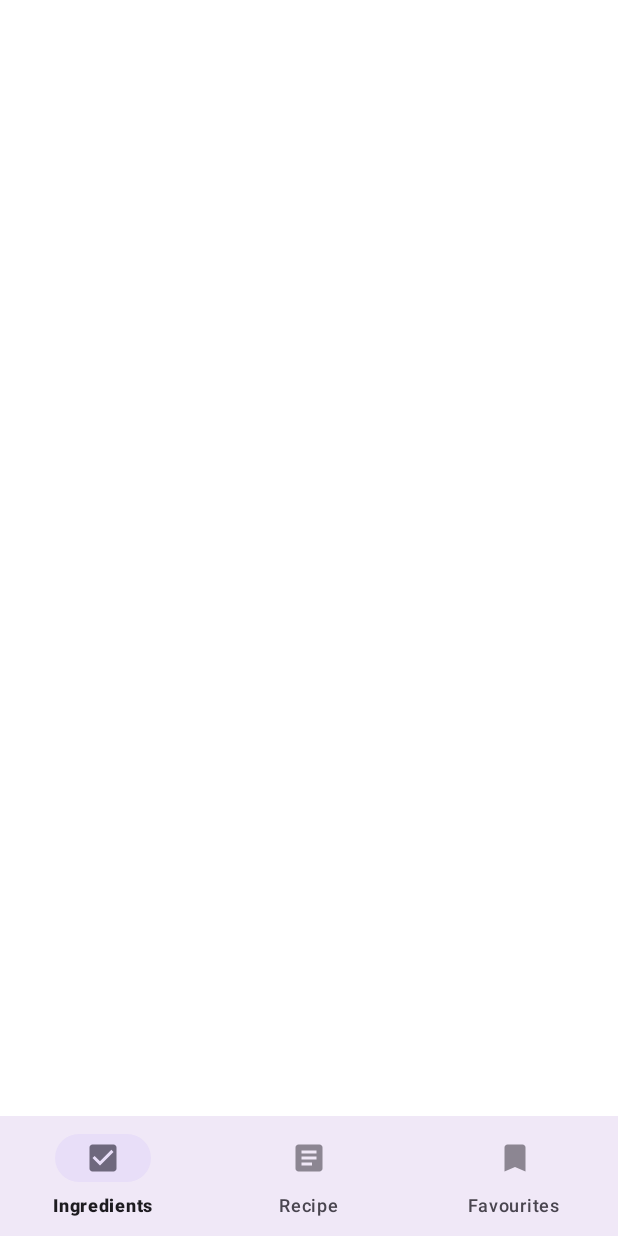
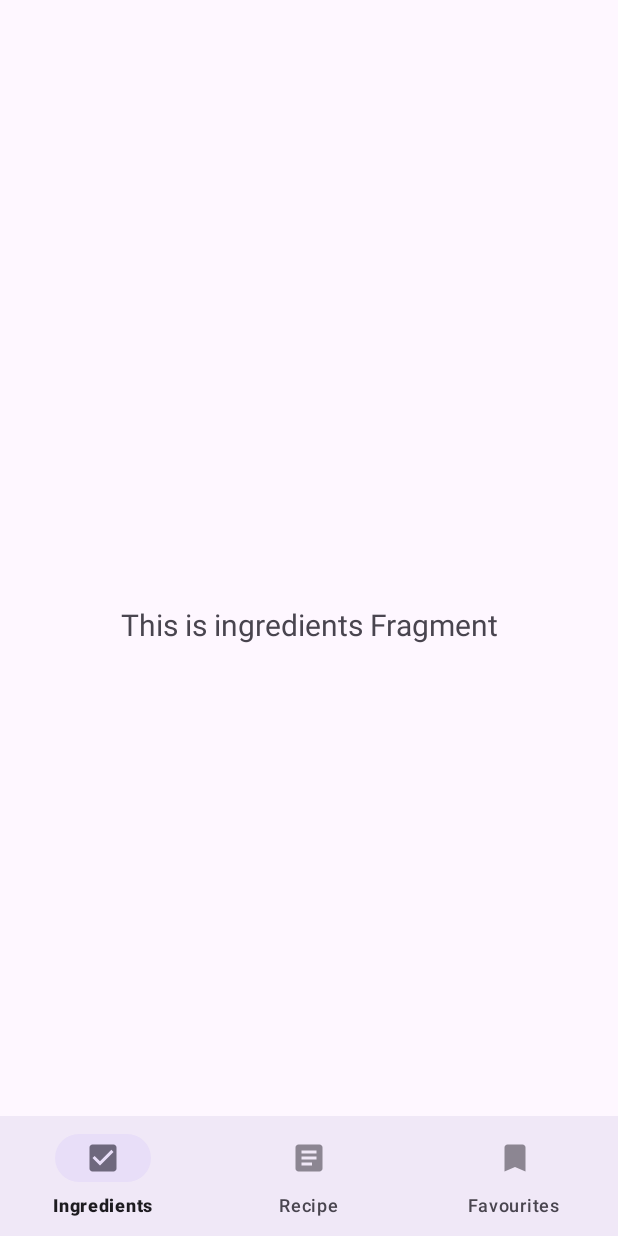
Before and after one commit to platonso/Yamify, an Android app: the screen it shows after launch once a user with an empty profile is signed in (MainActivity), on a phone screen of 412 x 824 dp. Run offline under Robolectric (Android 15) with nearby library versions, the phone set to English and light mode, and no system bars; our stand-ins replace Firebase (no records; nobody signed in at launch, a user with empty details on screens opened directly), navigation-ui.

Commit message:
added navigation

```diff
--- a/app/src/main/java/com/platonso/yamify/MainActivity.kt
+++ b/app/src/main/java/com/platonso/yamify/MainActivity.kt
@@ -2,19 +2,15 @@ package com.platonso.yamify
 
 import android.os.Bundle
 import androidx.activity.enableEdgeToEdge
+import com.google.android.material.bottomnavigation.BottomNavigationView
 import androidx.appcompat.app.AppCompatActivity
 import androidx.core.view.ViewCompat
 import androidx.core.view.WindowInsetsCompat
-import androidx.fragment.app.Fragment
 import androidx.navigation.findNavController
 import androidx.navigation.ui.AppBarConfiguration
 import androidx.navigation.ui.setupActionBarWithNavController
 import androidx.navigation.ui.setupWithNavController
-import com.google.android.material.bottomnavigation.BottomNavigationView
 import com.platonso.yamify.databinding.ActivityMainBinding
-import com.platonso.yamify.ui.favourites.FavouritesFragment
-import com.platonso.yamify.ui.ingredients.IngredientsFragment
-import com.platonso.yamify.ui.recipe.RecipeFragment
 
 class MainActivity : AppCompatActivity() {
 
@@ -22,6 +18,7 @@ class MainActivity : AppCompatActivity() {
 
     override fun onCreate(savedInstanceState: Bundle?) {
         super.onCreate(savedInstanceState)
+        supportActionBar?.hide()
         enableEdgeToEdge()
         binding = ActivityMainBinding.inflate(layoutInflater)
         setContentView(binding.root)
@@ -33,18 +30,18 @@ class MainActivity : AppCompatActivity() {
         }
 
 
-        val navView: BottomNavigationView = findViewById(R.id.nav_view)
+
+        val navView: BottomNavigationView = binding.navView
+
         val navController = findNavController(R.id.nav_host_fragment_activity_main)
-
+        // Passing each menu ID as a set of Ids because each
+        // menu should be considered as top level destinations.
         val appBarConfiguration = AppBarConfiguration(
             setOf(
                 R.id.navigation_ingredients, R.id.navigation_recipe, R.id.navigation_favourites
             )
         )
-
+        setupActionBarWithNavController(navController, appBarConfiguration)
         navView.setupWithNavController(navController)
-
-
-
     }
 }
--- a/app/src/main/res/layout/activity_main.xml
+++ b/app/src/main/res/layout/activity_main.xml
@@ -1,29 +1,33 @@
-<androidx.constraintlayout.widget.ConstraintLayout
-    xmlns:android="http://schemas.android.com/apk/res/android"
+<?xml version="1.0" encoding="utf-8"?>
+<androidx.constraintlayout.widget.ConstraintLayout xmlns:android="http://schemas.android.com/apk/res/android"
     xmlns:app="http://schemas.android.com/apk/res-auto"
     android:id="@+id/main"
     android:layout_width="match_parent"
     android:layout_height="match_parent"
-    android:background="@color/white">
+    android:paddingTop="?attr/actionBarSize">
 
     <com.google.android.material.bottomnavigation.BottomNavigationView
         android:id="@+id/nav_view"
         android:layout_width="0dp"
         android:layout_height="wrap_content"
+        android:layout_marginStart="0dp"
+        android:layout_marginEnd="0dp"
         android:background="?android:attr/windowBackground"
         app:layout_constraintBottom_toBottomOf="parent"
         app:layout_constraintLeft_toLeftOf="parent"
         app:layout_constraintRight_toRightOf="parent"
         app:menu="@menu/bottom_nav_menu" />
 
-    <androidx.fragment.app.FragmentContainerView
+    <fragment
         android:id="@+id/nav_host_fragment_activity_main"
-        android:layout_width="0dp"
-        android:layout_height="0dp"
+        android:name="androidx.navigation.fragment.NavHostFragment"
+        android:layout_width="match_parent"
+        android:layout_height="match_parent"
+        app:defaultNavHost="true"
         app:layout_constraintBottom_toTopOf="@id/nav_view"
+        app:layout_constraintLeft_toLeftOf="parent"
         app:layout_constraintRight_toRightOf="parent"
         app:layout_constraintTop_toTopOf="parent"
-        app:defaultNavHost="true"
         app:navGraph="@navigation/mobile_navigation" />
 
 </androidx.constraintlayout.widget.ConstraintLayout>
--- a/app/src/main/res/menu/bottom_nav_menu.xml
+++ b/app/src/main/res/menu/bottom_nav_menu.xml
@@ -1,15 +1,15 @@
 <?xml version="1.0" encoding="utf-8"?>
 <menu xmlns:android="http://schemas.android.com/apk/res/android">
     <item
-        android:id="@+id/ingredients"
+        android:id="@+id/navigation_ingredients"
         android:icon="@drawable/ingredients"
         android:title="@string/ingredients" />
     <item
-        android:id="@+id/recipe"
+        android:id="@+id/navigation_recipe"
         android:icon="@drawable/recipe"
         android:title="@string/recipe" />
     <item
-        android:id="@+id/favourites"
+        android:id="@+id/navigation_favourites"
         android:icon="@drawable/favourites"
         android:title="@string/favourites" />
 </menu>
--- a/app/src/main/res/values-night/themes.xml
+++ b/app/src/main/res/values-night/themes.xml
@@ -1,6 +1,6 @@
 <resources xmlns:tools="http://schemas.android.com/tools">
     <!-- Base application theme. -->
-    <style name="Base.Theme.Yamify" parent="Theme.Material3.DayNight.NoActionBar">
+    <style name="Base.Theme.Yamify" parent="Theme.Material3.DayNight">
         <!-- Customize your dark theme here. -->
         <!-- <item name="colorPrimary">@color/my_dark_primary</item> -->
     </style>
--- a/app/src/main/res/values/themes.xml
+++ b/app/src/main/res/values/themes.xml
@@ -1,6 +1,6 @@
 <resources xmlns:tools="http://schemas.android.com/tools">
     <!-- Base application theme. -->
-    <style name="Base.Theme.Yamify" parent="Theme.Material3.DayNight.NoActionBar">
+    <style name="Base.Theme.Yamify" parent="Theme.Material3.DayNight">
         <!-- Customize your light theme here. -->
         <!-- <item name="colorPrimary">@color/my_light_primary</item> -->
     </style>
```
